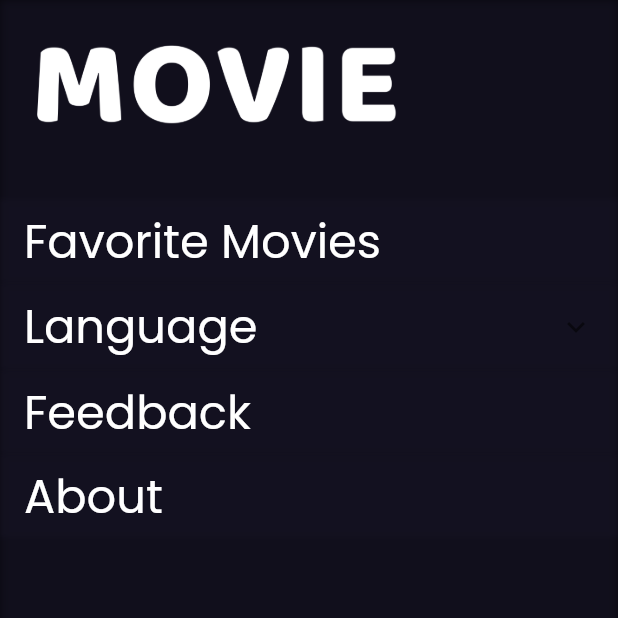
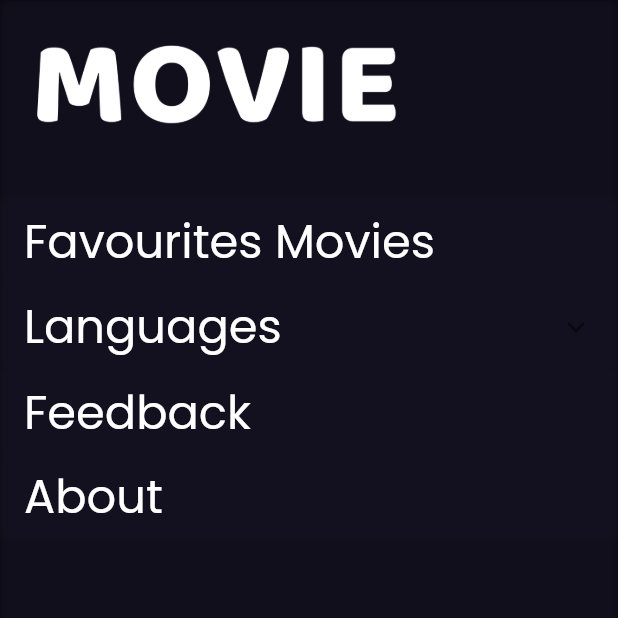
Before and after one commit to Devkahar/movieApp, a Flutter app: the screen it shows after launch, in the side drawer, after a tap on "Feedback", on a phone screen of 412 x 824 dp, the top half of it. Run offline on Flutter 3.47's test engine with Material 2 defaults, Android fonts, the phone set to English and light mode, and no system bars; our stand-ins replace bloc, cached_network_image, dartz, equatable, flutter_bloc, flutter_svg and 3 more; missing offline and left inert: dart:ffi; network calls fail.

Commit message:
Added Language Switch Option b/w Eng/Spanish

```diff
--- a/assets/languages/en.json
+++ b/assets/languages/en.json
@@ -4,5 +4,6 @@
 "about": "About",
 "popular": "POPULAR",
 "now": "NOW",
-"soon": "SOON"
+"soon": "SOON",
+"feedback": "Feedback"
 }
--- a/assets/languages/es.json
+++ b/assets/languages/es.json
@@ -3,6 +3,7 @@
   "languages": "Idiomas",
   "about": "Acerca de",
   "popular": "POPULAR",
-  "new": "AHORA",
-  "soon": "PRONTO"
+  "now": "AHORA",
+  "soon": "PRONTO",
+  "feedback": "Retroalimentación"
 }
--- /dev/null
+++ b/lib/common/constants/translation_constants.dart
@@ -0,0 +1,12 @@
+
+
+
+class TranslationConstant{
+  static const favouriteMovies = "favouriteMovies";
+  static const languages = "languages";
+  static const about = "about";
+  static const now = "now";
+  static const soon = "soon";
+  static const popular = "popular";
+  static const feedback = "feedback";
+}
--- a/lib/common/extensions/string_extension.dart
+++ b/lib/common/extensions/string_extension.dart
@@ -1,6 +1,12 @@
+
+import 'package:flutter/material.dart';
+import 'package:movie_app/presentation/app_localization.dart';
 
 extension StringExtension on String{
   String intelliTrim(){
     return length>15?'${substring(0,15)}...': this;
   }
+  String trans(BuildContext context){
+    return AppLocalizations.of(context)?.translate(this)??this;
+  }
 }
--- a/lib/di/get_it.dart
+++ b/lib/di/get_it.dart
@@ -8,6 +8,7 @@ import 'package:movie_app/domain/usecases/get_playing_now.dart';
 import 'package:movie_app/domain/usecases/get_popular.dart';
 import 'package:movie_app/domain/usecases/get_trending.dart';
 import 'package:movie_app/domain/usecases/get_upcoming.dart';
+import 'package:movie_app/presentation/blocs/language_bloc/language_bloc.dart';
 import 'package:movie_app/presentation/blocs/movie_backdrop/movie_backdrop_bloc.dart';
 import 'package:movie_app/presentation/blocs/movie_carousel/movie_carousel_bloc.dart';
 import 'package:movie_app/presentation/blocs/movie_tabbed/movie_tabbed_bloc.dart';
@@ -48,4 +49,6 @@ Future init() async {
       getUpcoming: GetUpcoming(getInstance()),
     ),
   );
+
+  getInstance.registerLazySingleton<LanguageBloc>(() => LanguageBloc());
 }
--- /dev/null
+++ b/lib/presentation/app_localization.dart
@@ -0,0 +1,49 @@
+import 'dart:convert';
+
+import 'package:flutter/material.dart';
+import 'package:flutter/services.dart';
+import 'package:movie_app/common/constants/language_constants.dart';
+
+class AppLocalizations {
+  final Locale locale;
+
+  AppLocalizations(this.locale);
+
+  static AppLocalizations? of(context) => Localizations.of<AppLocalizations>(context,AppLocalizations);
+
+  Map<String,String> _localizedStrings ={};
+  Future<bool> load()async {
+    try{
+      final jsonString  = await rootBundle.loadString('assets/languages/${locale.languageCode}.json');
+      final Map<String,dynamic> jsonMap = json.decode(jsonString);
+      _localizedStrings = jsonMap.map((key, value) => MapEntry(key, value.toString()));
+      return true;
+    }catch(e){
+      return false;
+    }
+  }
+
+  String? translate(String key){
+    return _localizedStrings[key];
+  }
+  static LocalizationsDelegate<AppLocalizations> delegate = const _AppLocilizationDelegate();
+}
+
+class _AppLocilizationDelegate extends LocalizationsDelegate<AppLocalizations> {
+  const _AppLocilizationDelegate();
+  @override
+  bool isSupported(Locale locale) {
+    return LanguagesConstants.languages.map((e) => e.code).contains(locale.languageCode);
+  }
+
+  @override
+  Future<AppLocalizations> load(Locale locale) async{
+    AppLocalizations localizations = AppLocalizations(locale);
+    await localizations.load();
+    return localizations;
+  }
+
+  @override
+  bool shouldReload(covariant LocalizationsDelegate<AppLocalizations> old) =>
+      false;
+}
--- /dev/null
+++ b/lib/presentation/blocs/language_bloc/language_bloc.dart
@@ -0,0 +1,18 @@
+import 'dart:async';
+import 'dart:ui';
+
+import 'package:bloc/bloc.dart';
+import 'package:equatable/equatable.dart';
+import 'package:movie_app/common/constants/language_constants.dart';
+import 'package:movie_app/domain/entities/language_entity.dart';
+
+part 'language_event.dart';
+part 'language_state.dart';
+
+class LanguageBloc extends Bloc<LanguageEvent, LanguageState> {
+  LanguageBloc() : super(LanguageLoadedState(Locale(LanguagesConstants.languages[0].code))) {
+    on<ToggleLanguageEvent>((event, emit) {
+      emit(LanguageLoadedState(Locale(event.languageEntity.code)));
+    });
+  }
+}
--- /dev/null
+++ b/lib/presentation/blocs/language_bloc/language_event.dart
@@ -0,0 +1,13 @@
+part of 'language_bloc.dart';
+
+abstract class LanguageEvent extends Equatable {
+  const LanguageEvent();
+}
+
+class ToggleLanguageEvent extends LanguageEvent{
+  LanguageEntity languageEntity;
+  ToggleLanguageEvent(this.languageEntity);
+  @override
+  List<Object?> get props => [languageEntity.code];
+
+}
--- /dev/null
+++ b/lib/presentation/blocs/language_bloc/language_state.dart
@@ -0,0 +1,15 @@
+part of 'language_bloc.dart';
+
+abstract class LanguageState extends Equatable {
+  const LanguageState();
+}
+
+class LanguageLoadedState extends LanguageState{
+
+  final Locale locale;
+  const LanguageLoadedState(this.locale);
+  @override
+  // TODO: implement props
+  List<Object?> get props => [locale.languageCode];
+
+}
--- a/lib/presentation/journeys/drawer/navigation_drawer.dart
+++ b/lib/presentation/journeys/drawer/navigation_drawer.dart
@@ -1,12 +1,19 @@
 import 'package:flutter/material.dart';
+import 'package:flutter_bloc/flutter_bloc.dart';
+import 'package:movie_app/common/constants/language_constants.dart';
 import 'package:movie_app/common/constants/size_constants.dart';
+import 'package:movie_app/common/constants/translation_constants.dart';
 import 'package:movie_app/common/extensions/size_extension.dart';
+import 'package:movie_app/common/extensions/string_extension.dart';
+import 'package:movie_app/presentation/app_localization.dart';
+import 'package:movie_app/presentation/blocs/language_bloc/language_bloc.dart';
 import 'package:movie_app/presentation/journeys/drawer/navigation_expanded_list_item.dart';
 import 'package:movie_app/presentation/journeys/drawer/navigation_list_item.dart';
 import 'package:movie_app/presentation/widget/logo.dart';
 
 class NavigationDrawer extends StatelessWidget {
   const NavigationDrawer({Key? key}) : super(key: key);
+
   @override
   Widget build(BuildContext context) {
     return Container(
@@ -35,20 +42,22 @@ class NavigationDrawer extends StatelessWidget {
               ),
             ),
             NavigationListItem(
-              title: 'Favorite Movies',
+              title: TranslationConstant.favouriteMovies.trans(context),
               onPressed: () {},
             ),
             NavigationExpandedListItem(
-              title: 'Language',
+              title: TranslationConstant.languages.trans(context),
               children: const ['English', 'Spanish'],
+              onPressed: (int index) {
+                BlocProvider.of<LanguageBloc>(context).add(ToggleLanguageEvent(LanguagesConstants.languages[index]));
+              },
+            ),
+            NavigationListItem(
+              title: TranslationConstant.feedback.trans(context),
               onPressed: () {},
             ),
             NavigationListItem(
-              title: 'Feedback',
-              onPressed: () {},
-            ),
-            NavigationListItem(
-              title: 'About',
+              title: TranslationConstant.about.trans(context),
               onPressed: () {},
             ),
           ],
--- a/lib/presentation/journeys/drawer/navigation_expanded_list_item.dart
+++ b/lib/presentation/journeys/drawer/navigation_expanded_list_item.dart
@@ -15,9 +15,7 @@ class NavigationExpandedListItem extends StatelessWidget {
 
   @override
   Widget build(BuildContext context) {
-    return GestureDetector(
-      onTap: ()=> onPressed(),
-      child: Container(
+    return Container(
       decoration: BoxDecoration(
         boxShadow: [
           BoxShadow(
@@ -35,10 +33,9 @@ class NavigationExpandedListItem extends StatelessWidget {
           for (int i = 0; i < children.length; i++)
             NavigationSubListItem(
               title: children[i],
-                onPressed: () {},
+              onPressed: ()=> onPressed(i),
             ),
         ],
-        ),
       ),
     );
   }
--- a/lib/presentation/journeys/home/movie_tab/movie_tab_constants.dart
+++ b/lib/presentation/journeys/home/movie_tab/movie_tab_constants.dart
@@ -1,9 +1,10 @@
+import 'package:movie_app/common/constants/translation_constants.dart';
 import 'package:movie_app/presentation/journeys/home/movie_tab/tab.dart';
 
 class MovieTabConstants {
   static List<Tab> tabs = [
-    Tab(title: 'Popular', index: 0),
-    Tab(title: 'Now', index: 1),
-    Tab(title: 'Soon', index: 2),
+    Tab(title: TranslationConstant.popular, index: 0),
+    Tab(title: TranslationConstant.now, index: 1),
+    Tab(title:TranslationConstant.soon, index: 2),
   ];
 }
--- a/lib/presentation/journeys/home/movie_tab/movie_tabbed_widget.dart
+++ b/lib/presentation/journeys/home/movie_tab/movie_tabbed_widget.dart
@@ -2,6 +2,8 @@ import 'package:flutter/material.dart';
 import 'package:flutter_bloc/flutter_bloc.dart';
 import 'package:movie_app/common/constants/size_constants.dart';
 import 'package:movie_app/common/extensions/size_extension.dart';
+import 'package:movie_app/common/extensions/string_extension.dart';
+import 'package:movie_app/presentation/app_localization.dart';
 import 'package:movie_app/presentation/blocs/movie_tabbed/movie_tabbed_bloc.dart';
 import 'package:movie_app/presentation/journeys/home/movie_tab/movie_list_view_builder.dart';
 import 'package:movie_app/presentation/journeys/home/movie_tab/movie_tab_card_widget.dart';
@@ -64,7 +66,7 @@ class _MovieTabbedWigetState extends State<MovieTabbedWiget>
                 children: [
                   for (int i = 0; i < MovieTabConstants.tabs.length; i++)
                     TabTitleWidget(
-                      title: MovieTabConstants.tabs[i].title,
+                      title: MovieTabConstants.tabs[i].title.trans(context),
                       isSelected: MovieTabConstants.tabs[i].index ==
                           state.currentTabIndex,
                       onTap: () {
--- a/lib/presentation/movie_app.dart
+++ b/lib/presentation/movie_app.dart
@@ -1,6 +1,10 @@
 import 'package:flutter/material.dart';
+import 'package:flutter_bloc/flutter_bloc.dart';
 import 'package:flutter_localizations/flutter_localizations.dart';
 import 'package:movie_app/common/constants/language_constants.dart';
+import 'package:movie_app/di/get_it.dart';
+import 'package:movie_app/presentation/app_localization.dart';
+import 'package:movie_app/presentation/blocs/language_bloc/language_bloc.dart';
 import 'package:movie_app/presentation/theme/theme_color.dart';
 import 'package:movie_app/presentation/theme/theme_text.dart';
 import 'package:movie_app/common/screenutil/screenutil.dart';
@@ -9,12 +13,34 @@ import 'journeys/home/home_screen.dart';
 import 'theme/theme_color.dart';
 import 'theme/theme_text.dart';
 
-class MovieApp extends StatelessWidget {
+class MovieApp extends StatefulWidget {
   const MovieApp({Key? key}) : super(key: key);
 
   @override
+  State<MovieApp> createState() => _MovieAppState();
+}
+
+class _MovieAppState extends State<MovieApp> {
+  late LanguageBloc _languageBloc;
+
+  @override
+  void initState(){
+    super.initState();
+    _languageBloc = getInstance<LanguageBloc>();
+  }
+  @override
+  void dispose(){
+    super.dispose();
+    _languageBloc.close();
+  }
+  @override
   Widget build(BuildContext context) {
     ScreenUtil.init();
+    return BlocProvider<LanguageBloc>.value(
+      value: _languageBloc,
+      child: BlocBuilder<LanguageBloc,LanguageState>(
+        builder: (ctx,state){
+          if(state is LanguageLoadedState){
             return MaterialApp(
               debugShowCheckedModeBanner: false,
               title: 'Movie App',
@@ -26,12 +52,18 @@ class MovieApp extends StatelessWidget {
                 appBarTheme: const AppBarTheme(elevation: 0),
               ),
               supportedLocales: LanguagesConstants.languages.map((e) => Locale(e.code)).toList(),
-      locale: Locale(LanguagesConstants.languages[1].code),
-      localizationsDelegates: const [
+              locale:state.locale,
+              localizationsDelegates: [
+                AppLocalizations.delegate,
                 GlobalMaterialLocalizations.delegate,
                 GlobalWidgetsLocalizations.delegate,
               ],
               home: const HomeScreen(),
             );
           }
+          return const SizedBox.shrink();
+        },
+      )
+    );
   }
+}
--- a/pubspec.yaml
+++ b/pubspec.yaml
@@ -45,6 +45,7 @@ dependencies:
   flutter_localizations:
     sdk: flutter
 
+
 dev_dependencies:
   flutter_test:
     sdk: flutter
@@ -76,6 +77,8 @@ flutter:
     - assets/svgs/home.svg
     - assets/svgs/like.svg
     - assets/svgs/profile.svg
+    - assets/languages/en.json
+    - assets/languages/es.json
 
   # An image asset can refer to one or more resolution-specific "variants", see
   # https://flutter.dev/assets-and-images/#resolution-aware
```
Lines whose indentation alone changed are shown as unchanged.
